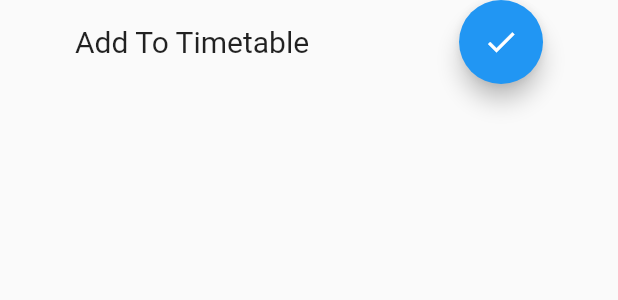
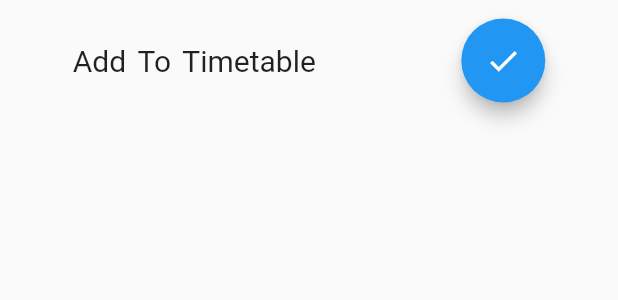
Before and after one commit to al-habibi-1107/routine_app-1, a Flutter app: the ItemBottomSheet widget shown alone on an empty page, opened directly, on a phone screen of 412 x 824 dp. Shown: the top 300 px of the screen. Run offline on Flutter 3.47's test engine with Material 2 defaults, Android fonts, the phone set to English and light mode, and no system bars; our stand-ins replace google_fonts; Roboto replaces fonts that are missing (Arvo).

Commit message:
Margins of Add subject

```diff
--- a/lib/models/items.dart
+++ b/lib/models/items.dart
@@ -18,7 +18,7 @@ class Items with ChangeNotifier {
         subject: Subject(
           subjectName: 'DCLD',
           teacher: 'MDR',
-          iconpara: Icons.tag_faces,
+          iconpara: Icons.wb_iridescent,
           color: Colors.lime,
         ),
         startTime: DateTime.now(),
@@ -28,7 +28,7 @@ class Items with ChangeNotifier {
         subject: Subject(
           subjectName: 'COA',
           teacher: 'MDR',
-          iconpara: Icons.tag_faces,
+          iconpara: Icons.laptop_mac,
           color: Colors.lightGreen,
         ),
         startTime: DateTime.now().add(Duration(minutes: 15)),
--- a/lib/screens/homescreen.dart
+++ b/lib/screens/homescreen.dart
@@ -26,7 +26,7 @@ class HomeScreen extends StatelessWidget {
       backgroundColor: Colors.white,
       appBar: AppBar(
         centerTitle: true,
-        backgroundColor: Color.fromRGBO(0, 01, 35, 1),
+        backgroundColor: Color.fromRGBO(0, 01, 30, 1),
         title: Text(
           'MyClasses',
           textAlign: TextAlign.center,
@@ -41,7 +41,7 @@ class HomeScreen extends StatelessWidget {
             decoration: BoxDecoration(
               boxShadow: [
                 BoxShadow(
-                  color: Color.fromRGBO(0, 01, 35, 0.5),
+                  color: Color.fromRGBO(0, 01, 30, 0.5),
                   blurRadius: 5.0, // soften the shadow
                   spreadRadius: 1.0, //extend the shadow
                   offset: Offset(
@@ -50,7 +50,7 @@ class HomeScreen extends StatelessWidget {
                   ),
                 )
               ],
-              color: Color.fromRGBO(0, 01, 35, 1),
+              color: Color.fromRGBO(0, 01, 30, 1),
               borderRadius: BorderRadius.vertical(
                 bottom: Radius.circular(45),
               ),
--- a/lib/widgets/itemBottomSheet.dart
+++ b/lib/widgets/itemBottomSheet.dart
@@ -4,14 +4,22 @@ import 'package:google_fonts/google_fonts.dart';
 class ItemBottomSheet extends StatelessWidget {
   @override
   Widget build(BuildContext context) {
+    final device = MediaQuery.of(context).size;
     return Container(
+      margin: EdgeInsets.symmetric(vertical: device.height * 0.015),
       child: Column(children: [
-
         Row(
           mainAxisAlignment: MainAxisAlignment.spaceAround,
           children: <Widget>[
-            Text('Add To Timetable',style: GoogleFonts.arvo(fontSize:20),),
+            Text(
+              'Add To Timetable',
+              style: GoogleFonts.arvo(
+                fontSize: 20,
+                wordSpacing: 3,
+              ),
+            ),
             FloatingActionButton(
+              elevation: 5,
               onPressed: () {},
               child: Icon(Icons.check),
             )
```
Also changed, not shown: lib/screens/weekDayScreen.dart (+8 -6 lines).
